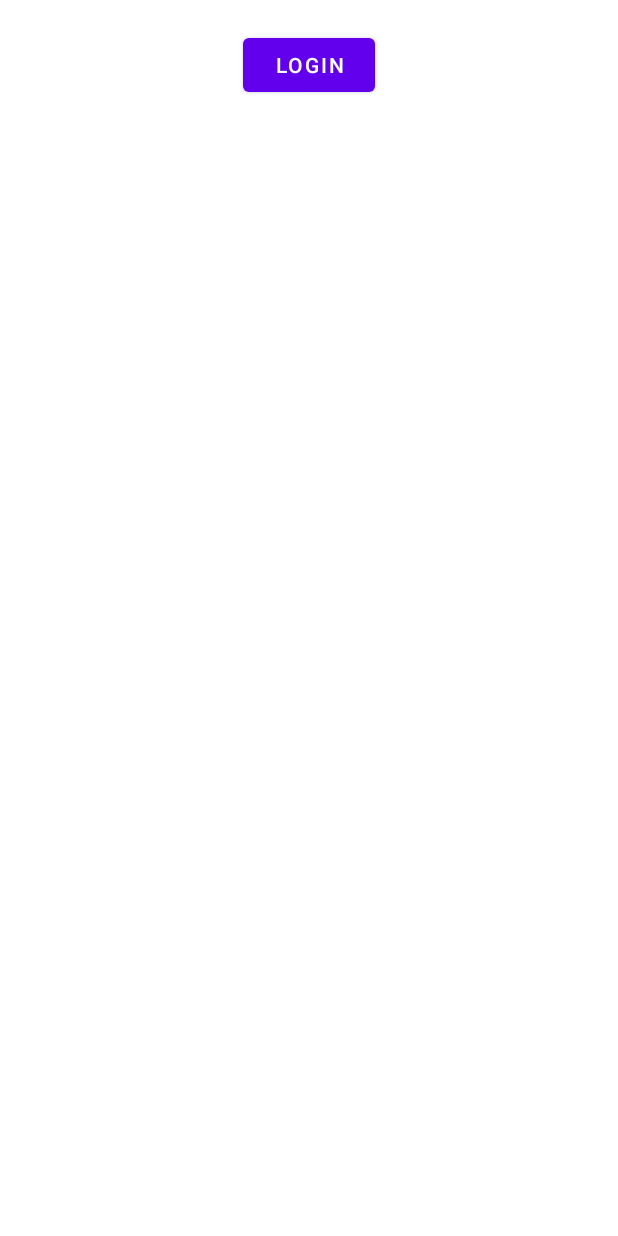
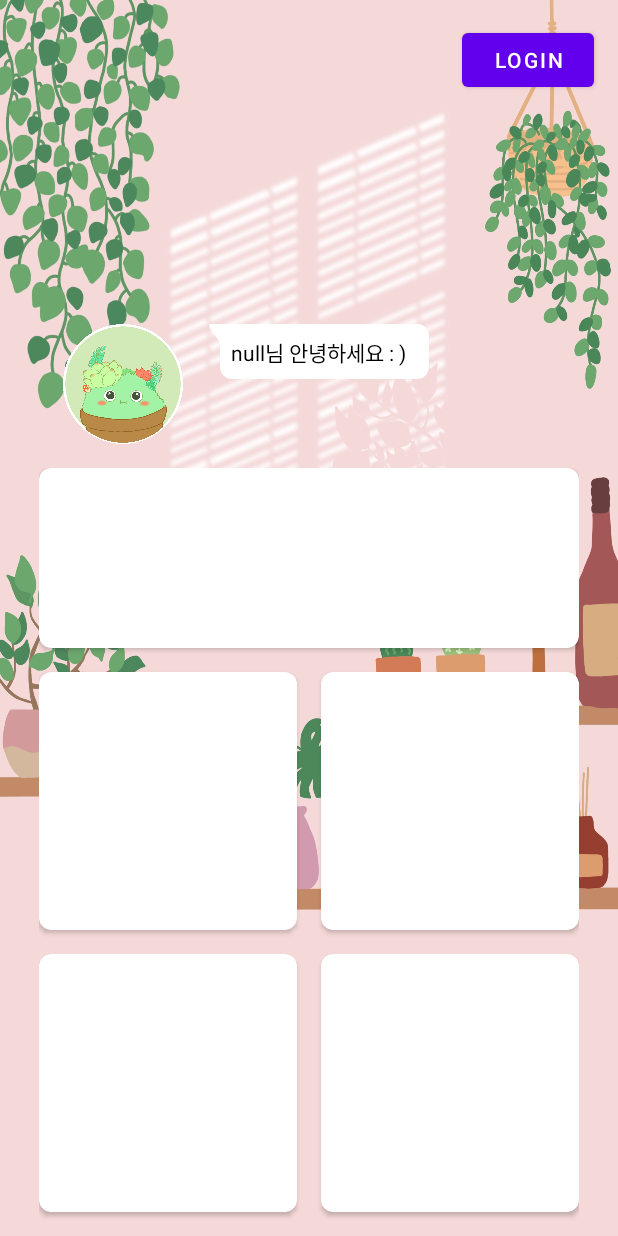
Before and after one commit to gdscewha-3rd/Project-Community, an Android app: the screen it shows after launch (MainActivity), on a phone screen of 412 x 824 dp. Run offline under Robolectric (Android 15) with nearby library versions, the phone set to English and light mode, and no system bars; our stand-ins replace Firebase (no records; nobody signed in at launch, a user with empty details on screens opened directly).

Commit message:
메인 화면 레이아웃

```diff
--- a/app/src/main/java/com/example/leafy2/MainActivity.kt
+++ b/app/src/main/java/com/example/leafy2/MainActivity.kt
@@ -23,7 +23,7 @@ class MainActivity : AppCompatActivity() {
             startActivity(intent)
         }
 
-        binding.userName.setText(MyApplication.username)
+        binding.greetingTv.setText(MyApplication.username+"님 안녕하세요 : )")
     }
 
 }
--- /dev/null
+++ b/app/src/main/res/drawable/bubble_left.xml
@@ -0,0 +1,107 @@
+<?xml version="1.0" encoding="utf-8"?>
+<layer-list xmlns:android="http://schemas.android.com/apk/res/android">
+
+    <!--Shadow Layers-->
+
+    <item>
+        <rotate
+            android:fromDegrees="-35"
+            android:pivotX="0%"
+            android:pivotY="0%"
+            android:toDegrees="0">
+            <shape android:shape="rectangle">
+                <corners android:radius="4dp"/>
+                <padding
+                    android:bottom="1px"
+                    android:left="1px"
+                    android:right="1px"/>
+                <solid android:color="@color/bubble_left" />
+            </shape>
+        </rotate>
+    </item>
+    <item android:left="8dp">
+        <shape android:shape="rectangle">
+            <padding
+                android:bottom="1px"
+                android:left="1px"
+                android:right="1px"/>
+            <solid android:color="@color/bubble_left" />
+            <corners android:radius="8dp" />
+        </shape>
+    </item>
+
+    <!--===============-->
+    <item>
+        <rotate
+            android:fromDegrees="-35"
+            android:pivotX="0%"
+            android:pivotY="0%"
+            android:toDegrees="0">
+            <shape android:shape="rectangle">
+                <corners android:radius="4dp"/>
+                <padding
+                    android:bottom="1px" />
+                <solid android:color="@color/bubble_left" />
+            </shape>
+        </rotate>
+    </item>
+    <item android:left="8dp">
+        <shape android:shape="rectangle">
+            <padding
+                android:bottom="1px" />
+            <solid android:color="@color/bubble_left" />
+            <corners android:radius="8dp" />
+        </shape>
+    </item>
+
+    <!--===============-->
+
+    <item>
+        <rotate
+            android:fromDegrees="-35"
+            android:pivotX="0%"
+            android:pivotY="0%"
+            android:toDegrees="0">
+            <shape android:shape="rectangle">
+                <corners android:radius="4dp"/>
+                <padding
+                    android:bottom="1px"
+                    android:left="1px"
+                    android:right="1px"/>
+                <solid android:color="@color/bubble_left" />
+            </shape>
+        </rotate>
+    </item>
+    <item android:left="8dp">
+        <shape android:shape="rectangle">
+            <padding
+                android:bottom="1px"
+                android:left="1px"
+                android:right="1px"/>
+            <solid android:color="@color/bubble_left" />
+            <corners android:radius="8dp" />
+        </shape>
+    </item>
+
+    <!--ForeGround-->
+
+    <item>
+        <rotate
+            android:fromDegrees="-35"
+            android:pivotX="0%"
+            android:pivotY="0%"
+            android:toDegrees="0">
+            <shape android:shape="rectangle">
+                <corners android:radius="4dp"/>
+                <solid android:color="@color/white" />
+            </shape>
+        </rotate>
+    </item>
+    <item android:left="8dp">
+        <shape android:shape="rectangle">
+            <solid android:color="@color/white" />
+            <corners android:radius="8dp" />
+        </shape>
+    </item>
+
+</layer-list>
--- a/app/src/main/res/layout/activity_main.xml
+++ b/app/src/main/res/layout/activity_main.xml
@@ -4,23 +4,127 @@
     xmlns:tools="http://schemas.android.com/tools"
     android:layout_width="match_parent"
     android:layout_height="match_parent"
+    android:background="@drawable/bg_main"
     tools:context=".MainActivity">
 
-    <TextView
-        android:id="@+id/user_name"
-        android:layout_width="match_parent"
-        android:layout_height="wrap_content"
-        android:text="Default"
-        app:layout_constraintStart_toStartOf="parent"
-        app:layout_constraintTop_toTopOf="parent" />
+<!--    <TextView-->
+<!--        android:id="@+id/user_name"-->
+<!--        android:layout_width="match_parent"-->
+<!--        android:layout_height="wrap_content"-->
+<!--        android:text="Default"-->
+<!--        app:layout_constraintStart_toStartOf="parent"-->
+<!--        app:layout_constraintTop_toTopOf="parent" />-->
 
     <Button
         android:id="@+id/to_login_btn"
         android:layout_width="wrap_content"
         android:layout_height="wrap_content"
+        android:layout_margin="16dp"
         android:text="Login"
         app:layout_constraintEnd_toEndOf="parent"
-        app:layout_constraintStart_toStartOf="parent"
-        app:layout_constraintTop_toBottomOf="@+id/user_name" />
+        app:layout_constraintTop_toTopOf="parent" />
+
+    <androidx.constraintlayout.widget.ConstraintLayout
+        android:id="@+id/main_container"
+        android:layout_width="360dp"
+        android:layout_height="wrap_content"
+        android:padding="16dp"
+        app:layout_constraintBottom_toTopOf="@+id/constraintLayout"
+        app:layout_constraintEnd_toEndOf="parent"
+        app:layout_constraintStart_toStartOf="parent">
+
+        <ImageView
+            android:id="@+id/imageView"
+            android:layout_width="80dp"
+            android:layout_height="80dp"
+            android:src="@drawable/leafy_round"
+            app:layout_constraintStart_toStartOf="parent"
+            app:layout_constraintTop_toTopOf="parent" />
+
+        <TextView
+            android:id="@+id/greeting_tv"
+            android:layout_width="0dp"
+            android:layout_height="wrap_content"
+            android:layout_marginLeft="16dp"
+            android:background="@drawable/bubble_left"
+            android:lineSpacingExtra="2dp"
+            android:paddingVertical="8dp"
+            android:paddingHorizontal="16dp"
+            android:textColor="@color/black"
+            app:layout_constraintStart_toEndOf="@+id/imageView"
+            app:layout_constraintTop_toTopOf="parent"
+            tools:text="개발자님 안녕하세요 : )" />
+
+    </androidx.constraintlayout.widget.ConstraintLayout>
+
+    <androidx.constraintlayout.widget.ConstraintLayout
+        android:id="@+id/constraintLayout"
+        android:layout_width="360dp"
+        android:layout_height="wrap_content"
+        app:layout_constraintBottom_toBottomOf="parent"
+        app:layout_constraintEnd_toEndOf="parent"
+        app:layout_constraintStart_toStartOf="parent">
+
+        <androidx.cardview.widget.CardView
+            android:layout_width="@dimen/rect_cardview"
+            android:layout_height="120dp"
+            android:layout_margin="16dp"
+            app:cardCornerRadius="8dp"
+            app:layout_constraintBottom_toTopOf="@+id/to_diagnose"
+            app:layout_constraintEnd_toEndOf="parent"
+            app:layout_constraintStart_toStartOf="parent">
+
+        </androidx.cardview.widget.CardView>
+
+        <androidx.cardview.widget.CardView
+            android:id="@+id/to_diagnose"
+            android:layout_width="@dimen/square_cardview"
+            android:layout_height="@dimen/square_cardview"
+            android:layout_marginRight="16dp"
+            android:layout_marginBottom="16dp"
+            app:cardCornerRadius="8dp"
+
+            app:layout_constraintBottom_toTopOf="@+id/to_calendar"
+            app:layout_constraintStart_toStartOf="parent">
+
+        </androidx.cardview.widget.CardView>
+
+        <androidx.cardview.widget.CardView
+            android:id="@+id/to_chat"
+            android:layout_width="@dimen/square_cardview"
+            android:layout_height="@dimen/square_cardview"
+            android:layout_marginVertical="16dp"
+            app:cardCornerRadius="8dp"
+
+            app:layout_constraintBottom_toTopOf="@+id/to_news"
+            app:layout_constraintEnd_toEndOf="parent">
+
+        </androidx.cardview.widget.CardView>
+
+        <androidx.cardview.widget.CardView
+            android:id="@+id/to_calendar"
+            android:layout_width="@dimen/square_cardview"
+            android:layout_height="@dimen/square_cardview"
+            android:layout_marginRight="16dp"
+            android:layout_marginVertical="16dp"
+            app:cardCornerRadius="8dp"
+            app:layout_constraintBottom_toBottomOf="parent"
+            app:layout_constraintStart_toStartOf="parent">
+
+        </androidx.cardview.widget.CardView>
+
+        <androidx.cardview.widget.CardView
+            android:id="@+id/to_news"
+            android:layout_width="@dimen/square_cardview"
+            android:layout_height="@dimen/square_cardview"
+            android:layout_marginVertical="16dp"
+            app:cardCornerRadius="8dp"
+            app:layout_constraintBottom_toBottomOf="parent"
+            app:layout_constraintEnd_toEndOf="parent">
+
+        </androidx.cardview.widget.CardView>
+
+
+    </androidx.constraintlayout.widget.ConstraintLayout>
 
 </androidx.constraintlayout.widget.ConstraintLayout>
--- a/app/src/main/res/values/colors.xml
+++ b/app/src/main/res/values/colors.xml
@@ -7,4 +7,5 @@
     <color name="teal_700">#FF018786</color>
     <color name="black">#FF000000</color>
     <color name="white">#FFFFFFFF</color>
+    <color name="bubble_left">#FFFFFFFF</color>
 </resources>
--- a/app/src/main/res/values/dimens.xml
+++ b/app/src/main/res/values/dimens.xml
@@ -1,5 +1,8 @@
 <?xml version="1.0" encoding="utf-8"?>
 <resources>
     <dimen name="loginpage_width">300dp</dimen>
-    <dimen name="margin_10">10dp</dimen>
+    <dimen name="margin_10">8dp</dimen>
+    <dimen name="square_cardview">172dp</dimen>
+    <dimen name="rect_cardview">360dp</dimen>
+
 </resources>
```
Also changed, not shown: app/src/main/res/drawable/bubble_right.xml (added, +108 -0 lines), app/src/main/res/layout/activity_auth.xml (+5 -5 lines), app/src/main/res/drawable/bg_main.jpg (added), app/src/main/res/drawable/leafy_round.png (added).
